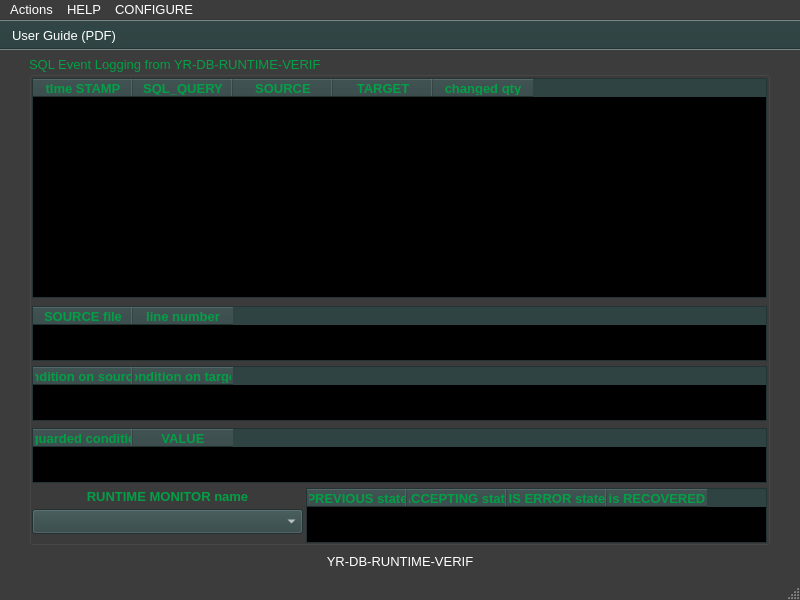
The window that ui/yr-db-runtime-verif-main-window.ui (yerothd/yr-db-runtime-verif) describes before a commit, drawn with Qt 5.
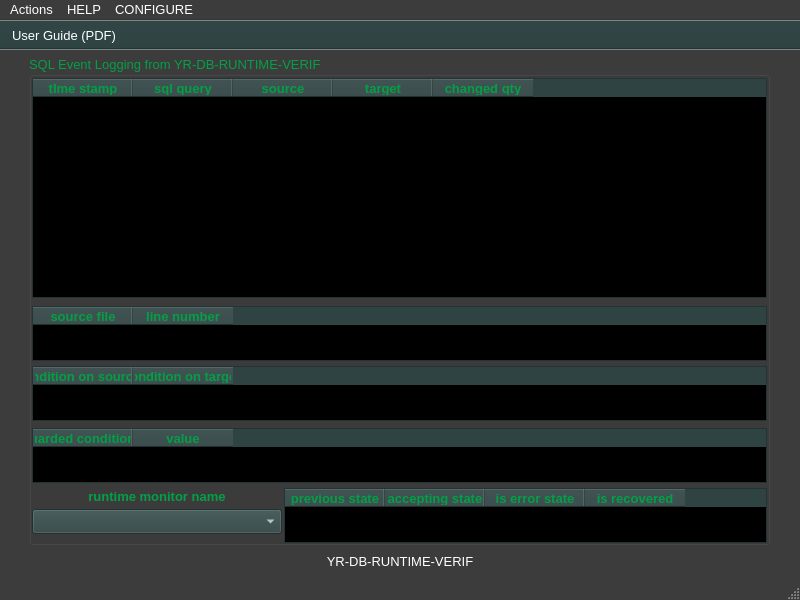
The same window after the commit. Icons and pictures are not drawn. Custom widgets are drawn as their Qt base class.

Patch:
```diff
--- a/ui/yr-db-runtime-verif-main-window.ui
+++ b/ui/yr-db-runtime-verif-main-window.ui
@@ -1280,7 +1280,7 @@
      </property>
      <column>
       <property name="text">
-       <string>tIme STAMP</string>
+       <string>tIme stamp</string>
       </property>
       <property name="font">
        <font>
@@ -1294,7 +1294,7 @@
      </column>
      <column>
       <property name="text">
-       <string>SQL_QUERY</string>
+       <string>sql query</string>
       </property>
       <property name="font">
        <font>
@@ -1308,7 +1308,7 @@
      </column>
      <column>
       <property name="text">
-       <string>SOURCE</string>
+       <string>source</string>
       </property>
       <property name="font">
        <font>
@@ -1322,7 +1322,7 @@
      </column>
      <column>
       <property name="text">
-       <string>TARGET</string>
+       <string>target</string>
       </property>
       <property name="font">
        <font>
@@ -2420,7 +2420,7 @@
      </property>
      <column>
       <property name="text">
-       <string>EVALUATED guarded condition expression</string>
+       <string>evaluated guarded condition expression</string>
       </property>
       <property name="font">
        <font>
@@ -2434,7 +2434,7 @@
      </column>
      <column>
       <property name="text">
-       <string>VALUE</string>
+       <string>value</string>
       </property>
       <property name="font">
        <font>
@@ -2453,9 +2453,9 @@
      </property>
      <property name="geometry">
       <rect>
-       <x>277</x>
+       <x>255</x>
        <y>432</y>
-       <width>461</width>
+       <width>483</width>
        <height>55</height>
       </rect>
      </property>
@@ -2969,7 +2969,7 @@
      </property>
      <column>
       <property name="text">
-       <string>PREVIOUS state</string>
+       <string>previous state</string>
       </property>
       <property name="font">
        <font>
@@ -2983,7 +2983,7 @@
      </column>
      <column>
       <property name="text">
-       <string>ACCEPTING state</string>
+       <string>accepting state</string>
       </property>
       <property name="font">
        <font>
@@ -2997,7 +2997,7 @@
      </column>
      <column>
       <property name="text">
-       <string>IS ERROR state</string>
+       <string>is error state</string>
       </property>
       <property name="font">
        <font>
@@ -3011,7 +3011,7 @@
      </column>
      <column>
       <property name="text">
-       <string>is RECOVERED</string>
+       <string>is recovered</string>
       </property>
       <property name="font">
        <font>
@@ -3029,7 +3029,7 @@
       <rect>
        <x>3</x>
        <y>453</y>
-       <width>271</width>
+       <width>250</width>
        <height>25</height>
       </rect>
      </property>
@@ -3515,7 +3515,7 @@
       <rect>
        <x>3</x>
        <y>430</y>
-       <width>271</width>
+       <width>250</width>
        <height>21</height>
       </rect>
      </property>
@@ -3591,7 +3591,7 @@
       </font>
      </property>
      <property name="text">
-      <string>RUNTIME MONITOR name</string>
+      <string>runtime monitor name</string>
      </property>
      <property name="alignment">
       <set>Qt::AlignCenter</set>
@@ -4119,7 +4119,7 @@
      </property>
      <column>
       <property name="text">
-       <string>SOURCE file</string>
+       <string>source file</string>
       </property>
       <property name="font">
        <font>
```
